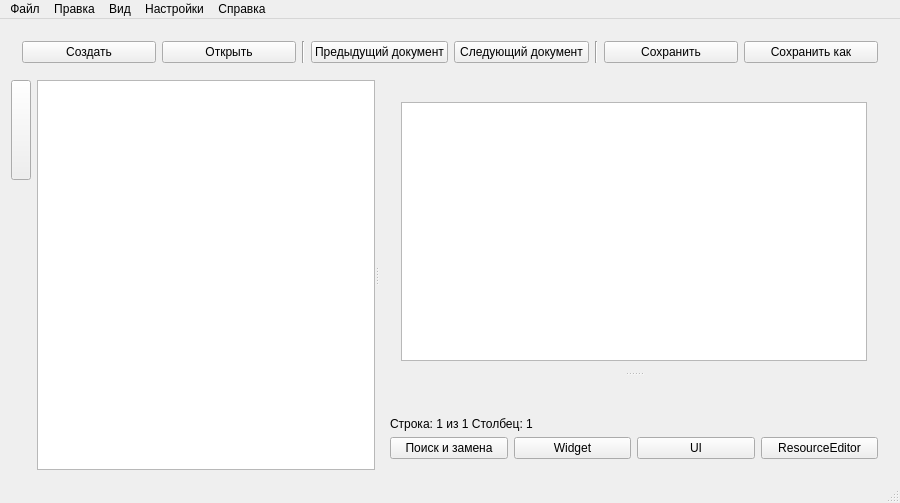
Above: septembereditor.ui from kissofblood/September before the change. Below: the same form after it.
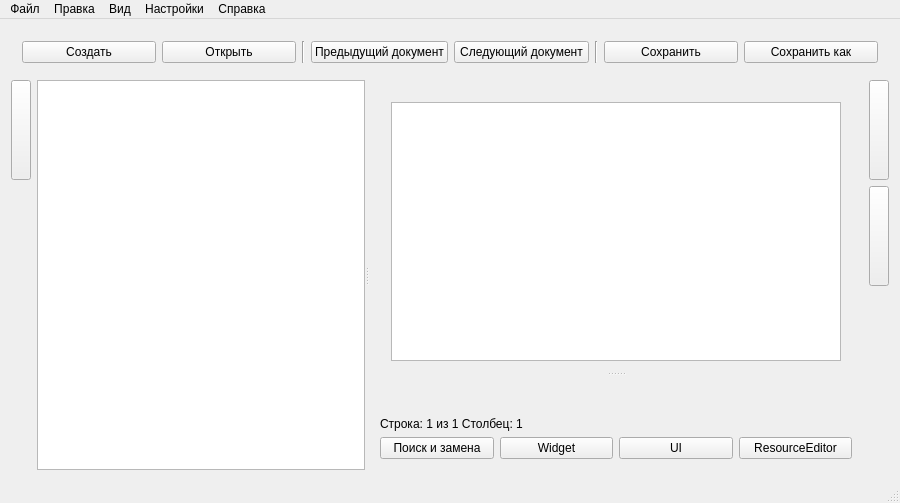
That is the form after the change. Custom widgets are drawn as their Qt base class.

Commit message: Добавил ColorDialog

The edit to the form file:
```diff
--- a/septembereditor.ui
+++ b/septembereditor.ui
@@ -15,7 +15,7 @@
   </property>
   <widget class="QWidget" name="centralWidget">
    <layout class="QGridLayout" name="gridLayout">
-    <item row="0" column="0" colspan="2">
+    <item row="0" column="0" colspan="3">
      <widget class="QWidget" name="toolBar" native="true">
       <layout class="QHBoxLayout" name="horizontalLayout">
        <item>
@@ -245,6 +245,61 @@
       </widget>
      </widget>
     </item>
+    <item row="1" column="2">
+     <layout class="QVBoxLayout" name="verticalLayout_3">
+      <item>
+       <widget class="QPushButton" name="btnColor">
+        <property name="minimumSize">
+         <size>
+          <width>20</width>
+          <height>100</height>
+         </size>
+        </property>
+        <property name="maximumSize">
+         <size>
+          <width>20</width>
+          <height>100</height>
+         </size>
+        </property>
+        <property name="text">
+         <string/>
+        </property>
+       </widget>
+      </item>
+      <item>
+       <widget class="QPushButton" name="btnFont">
+        <property name="minimumSize">
+         <size>
+          <width>20</width>
+          <height>100</height>
+         </size>
+        </property>
+        <property name="maximumSize">
+         <size>
+          <width>20</width>
+          <height>100</height>
+         </size>
+        </property>
+        <property name="text">
+         <string/>
+        </property>
+       </widget>
+      </item>
+      <item>
+       <spacer name="verticalSpacer_2">
+        <property name="orientation">
+         <enum>Qt::Vertical</enum>
+        </property>
+        <property name="sizeHint" stdset="0">
+         <size>
+          <width>20</width>
+          <height>168</height>
+         </size>
+        </property>
+       </spacer>
+      </item>
+     </layout>
+    </item>
    </layout>
   </widget>
   <widget class="QMenuBar" name="menuBar">
@@ -315,6 +370,8 @@
      <addaction name="mnCreateWidget"/>
      <addaction name="mnOpenUi"/>
      <addaction name="mnResourceEditor"/>
+     <addaction name="mnColor"/>
+     <addaction name="mnFont"/>
     </widget>
     <addaction name="mnNextFile"/>
     <addaction name="mnPrevFile"/>
@@ -552,6 +609,16 @@
     <string>Показать &quot;Resource Editor&quot;</string>
    </property>
   </action>
+  <action name="mnColor">
+   <property name="text">
+    <string>Показать &quot;Color&quot;</string>
+   </property>
+  </action>
+  <action name="mnFont">
+   <property name="text">
+    <string>Показать &quot;Font&quot;</string>
+   </property>
+  </action>
  </widget>
  <layoutdefault spacing="6" margin="11"/>
  <customwidgets>
```
The commit also changes 2 other files.
